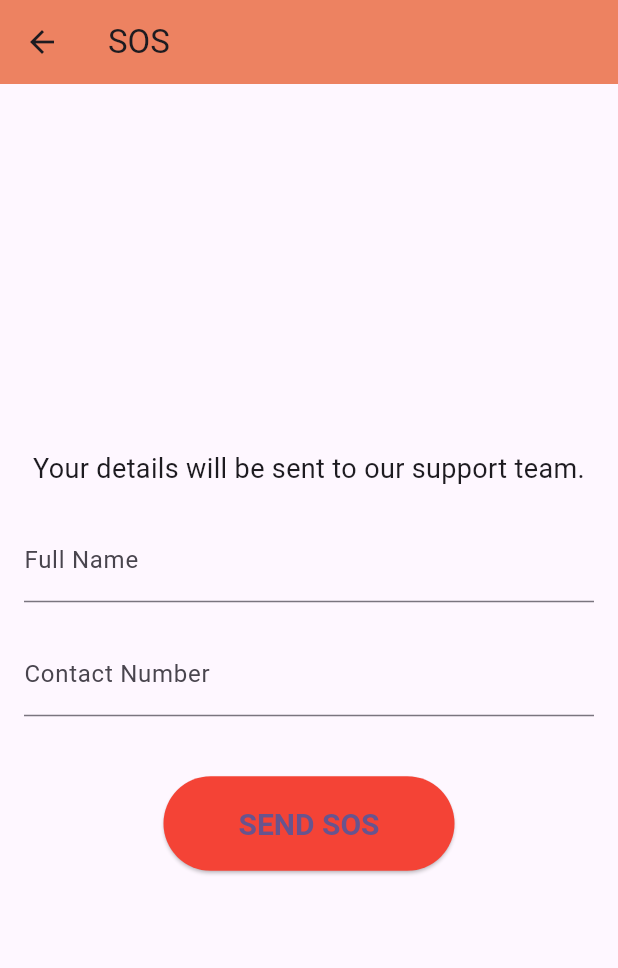
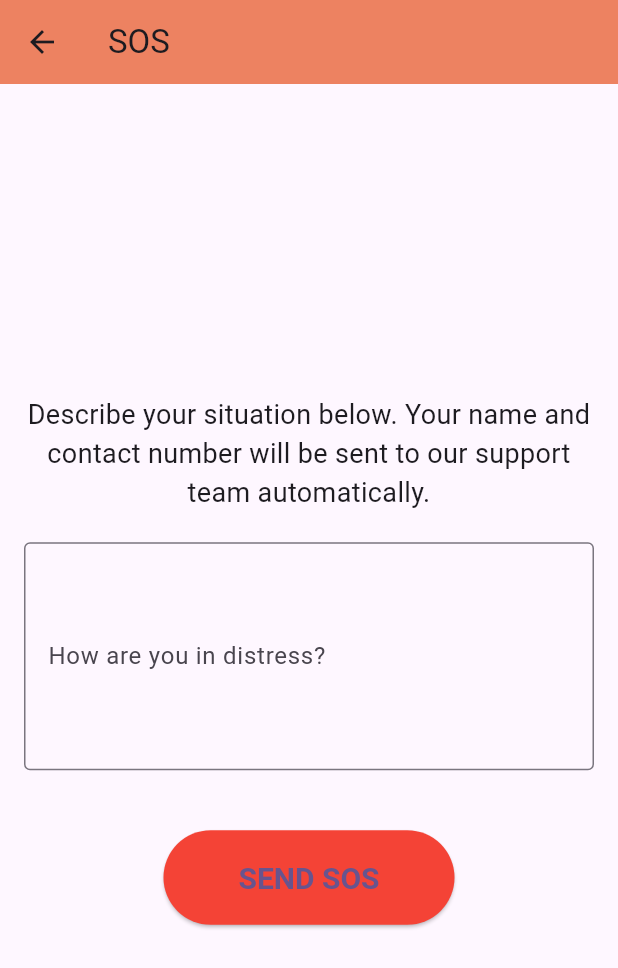
Before and after one commit to TshephangMogotsi/YouthSpot2025, a Flutter app: the screen it shows after launch, scrolled down 576 dp, after a tap on "SOS", on a phone screen of 412 x 824 dp. Shown: the top 968 px of the screen. Run offline on Flutter 3.47's test engine with Material 3 defaults, Android fonts, the phone set to English and light mode, and no system bars; our stand-ins replace awesome_notifications, cached_network_image, cloud_firestore, date_picker_timeline, device_info_plus, dio and 18 more; missing offline and left inert: pdfx; accounts and stored records are empty; project files that could hold a hidden picture were left out.

Commit message:
feat: Update SOS screen with multiline text field
This commit updates the SOS screen to have a single, multiline text field for you to describe your situation. Your name and contact number are fetched automatically and sent with the SOS request.

The changes include:
- The SOS screen form now has a single multiline text field.
- Your name and phone number are no longer displayed in the form but are still sent with the request.
- The Supabase table schema has been updated to include a `distress_message` field.

```diff
--- a/lib/screens/sos_screen.dart
+++ b/lib/screens/sos_screen.dart
@@ -13,19 +13,8 @@ class SOSScreen extends StatefulWidget {
 
 class _SOSScreenState extends State<SOSScreen> {
   final _formKey = GlobalKey<FormState>();
-  final _nameController = TextEditingController();
-  final _phoneController = TextEditingController();
+  final _messageController = TextEditingController();
   bool _isLoading = false;
-
-  @override
-  void initState() {
-    super.initState();
-    final user = Provider.of<UserProvider>(context, listen: false).user;
-    if (user != null) {
-      _nameController.text = user.fullName;
-      _phoneController.text = user.phone;
-    }
-  }
 
   Future<void> _submitSOS() async {
     if (_formKey.currentState!.validate()) {
@@ -50,8 +39,9 @@ class _SOSScreenState extends State<SOSScreen> {
       try {
         await Supabase.instance.client.from('sos_requests').insert({
           'user_id': user.uid,
-          'full_name': _nameController.text,
-          'phone': _phoneController.text,
+          'full_name': user.fullName,
+          'phone': user.phone,
+          'distress_message': _messageController.text,
         });
 
         ScaffoldMessenger.of(context).showSnackBar(
@@ -85,28 +75,21 @@ class _SOSScreenState extends State<SOSScreen> {
             mainAxisAlignment: MainAxisAlignment.center,
             children: <Widget>[
               const Text(
-                'Your details will be sent to our support team.',
+                'Describe your situation below. Your name and contact number will be sent to our support team automatically.',
                 textAlign: TextAlign.center,
                 style: TextStyle(fontSize: 18),
               ),
               const SizedBox(height: 20),
               TextFormField(
-                controller: _nameController,
-                decoration: const InputDecoration(labelText: 'Full Name'),
+                controller: _messageController,
+                decoration: const InputDecoration(
+                  labelText: 'How are you in distress?',
+                  border: OutlineInputBorder(),
+                ),
+                maxLines: 5,
                 validator: (value) {
                   if (value == null || value.isEmpty) {
-                    return 'Please enter your name';
-                  }
-                  return null;
-                },
-              ),
-              const SizedBox(height: 20),
-              TextFormField(
-                controller: _phoneController,
-                decoration: const InputDecoration(labelText: 'Contact Number'),
-                validator: (value) {
-                  if (value == null || value.isEmpty) {
-                    return 'Please enter your contact number';
+                    return 'Please describe your situation';
                   }
                   return null;
                 },
```
